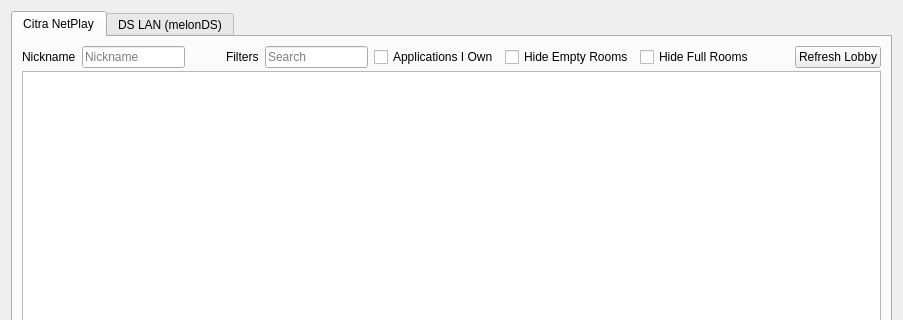
Above: src/citra_qt/multiplayer/lobby.ui from diegolix29/AzaharTrigger before the change; both pictures show x 0 to 903 and y 0 to 320 of the 903 by 487 pixel window. Below: the same form after it.
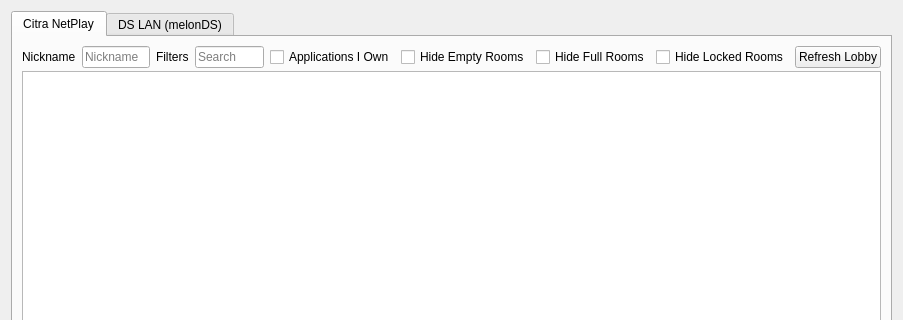
That is the form after the change.

Commit message: Fixing Rebase public rooms + ds lan Android: wifi direct working

The edit to the form file:
```diff
--- a/src/citra_qt/multiplayer/lobby.ui
+++ b/src/citra_qt/multiplayer/lobby.ui
@@ -99,7 +99,14 @@
              </property>
             </widget>
            </item>
-           <!-- <item>
+           <item>
+            <widget class="QCheckBox" name="hide_locked">
+             <property name="text">
+              <string>Hide Locked Rooms</string>
+             </property>
+            </widget>
+           </item>
+           <!--<item>
             <widget class="QCheckBox" name="include_lan_rooms">
              <property name="text">
               <string>Include DS LAN Rooms</string>
```
The commit also changes 36 other files.
